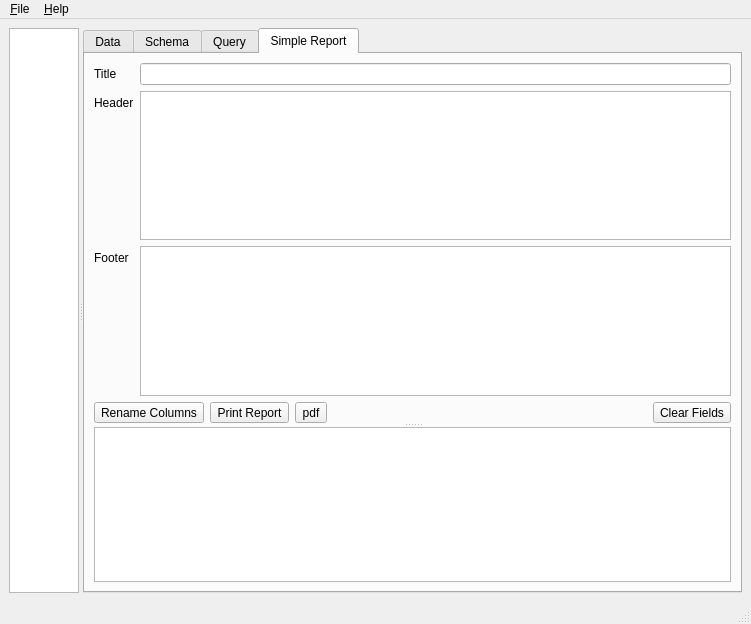
khomchenkovaa/QtSqlView, file MainWindow.ui: the form before one commit.
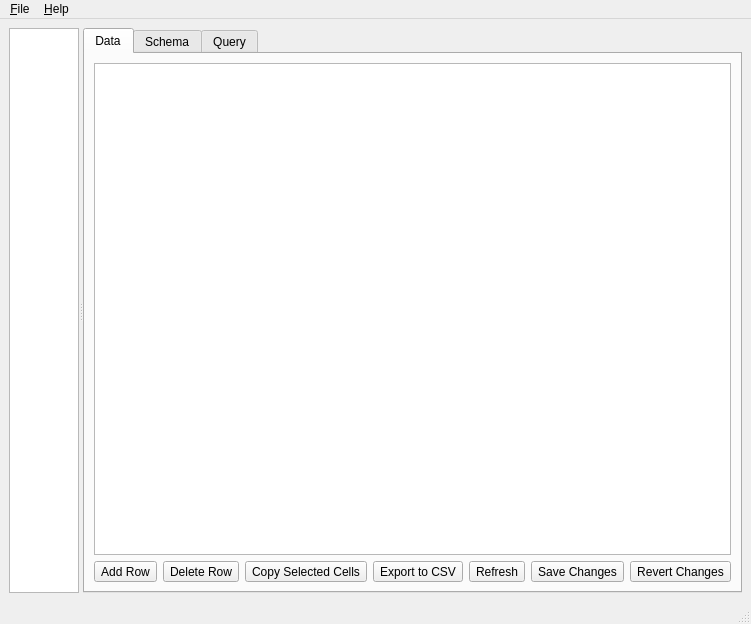
The form after the commit. The open tabs and pages were chosen to show the change. Icons and pictures are not drawn.

Commit message: [REF] extract SimpleReport tab

Patch:
```diff
--- a/MainWindow.ui
+++ b/MainWindow.ui
@@ -481,139 +481,6 @@
          </item>
         </layout>
        </widget>
-       <widget class="QWidget" name="tabSimpleReport">
-        <attribute name="icon">
-         <iconset theme="printer">
-          <normaloff>.</normaloff>.</iconset>
-        </attribute>
-        <attribute name="title">
-         <string>Simple Report</string>
-        </attribute>
-        <layout class="QHBoxLayout" name="horizontalLayout_2">
-         <item>
-          <widget class="QSplitter" name="splitter_3">
-           <property name="orientation">
-            <enum>Qt::Vertical</enum>
-           </property>
-           <widget class="QWidget" name="layoutWidget">
-            <layout class="QVBoxLayout" name="verticalLayout">
-             <item>
-              <layout class="QFormLayout" name="formSimpleReport">
-               <item row="0" column="0">
-                <widget class="QLabel" name="lblTitle">
-                 <property name="text">
-                  <string>Title</string>
-                 </property>
-                </widget>
-               </item>
-               <item row="0" column="1">
-                <widget class="QLineEdit" name="editSrTitle"/>
-               </item>
-               <item row="1" column="0">
-                <widget class="QLabel" name="lblHeader">
-                 <property name="text">
-                  <string>Header</string>
-                 </property>
-                </widget>
-               </item>
-               <item row="1" column="1">
-                <widget class="QTextEdit" name="textSrHeader"/>
-               </item>
-               <item row="2" column="0">
-                <widget class="QLabel" name="lblFooter">
-                 <property name="text">
-                  <string>Footer</string>
-                 </property>
-                </widget>
-               </item>
-               <item row="2" column="1">
-                <widget class="QTextEdit" name="textSrFooter"/>
-               </item>
-              </layout>
-             </item>
-             <item>
-              <layout class="QHBoxLayout" name="horizontalLayout">
-               <item>
-                <widget class="QToolButton" name="setTblHeadersButton">
-                 <property name="toolTip">
-                  <string>Set Table Headers</string>
-                 </property>
-                 <property name="text">
-                  <string>Rename Columns</string>
-                 </property>
-                 <property name="icon">
-                  <iconset theme="insert-text">
-                   <normaloff>.</normaloff>.</iconset>
-                 </property>
-                </widget>
-               </item>
-               <item>
-                <widget class="QToolButton" name="printReportButton">
-                 <property name="toolTip">
-                  <string>Print Report</string>
-                 </property>
-                 <property name="text">
-                  <string>Print Report</string>
-                 </property>
-                 <property name="icon">
-                  <iconset theme="printer">
-                   <normaloff>.</normaloff>.</iconset>
-                 </property>
-                </widget>
-               </item>
-               <item>
-                <widget class="QToolButton" name="exportToPdfButton">
-                 <property name="toolTip">
-                  <string>Export Report to PDF</string>
-                 </property>
-                 <property name="text">
-                  <string>pdf</string>
-                 </property>
-                </widget>
-               </item>
-               <item>
-                <spacer name="horizontalSpacer">
-                 <property name="orientation">
-                  <enum>Qt::Horizontal</enum>
-                 </property>
-                 <property name="sizeHint" stdset="0">
-                  <size>
-                   <width>40</width>
-                   <height>1</height>
-                  </size>
-                 </property>
-                </spacer>
-               </item>
-               <item>
-                <widget class="QToolButton" name="clearSrPropertiesButton">
-                 <property name="toolTip">
-                  <string>Clear Report Fields</string>
-                 </property>
-                 <property name="text">
-                  <string>Clear Fields</string>
-                 </property>
-                 <property name="icon">
-                  <iconset theme="edit-clear">
-                   <normaloff>.</normaloff>.</iconset>
-                 </property>
-                </widget>
-               </item>
-              </layout>
-             </item>
-            </layout>
-           </widget>
-           <widget class="QTableView" name="querySrTable">
-            <property name="alternatingRowColors">
-             <bool>true</bool>
-            </property>
-            <property name="selectionMode">
-             <enum>QAbstractItemView::ContiguousSelection</enum>
-            </property>
-           </widget>
-          </widget>
-         </item>
-        </layout>
-       </widget>
       </widget>
      </widget>
     </item>
```
The commit also changes 7 other files.
